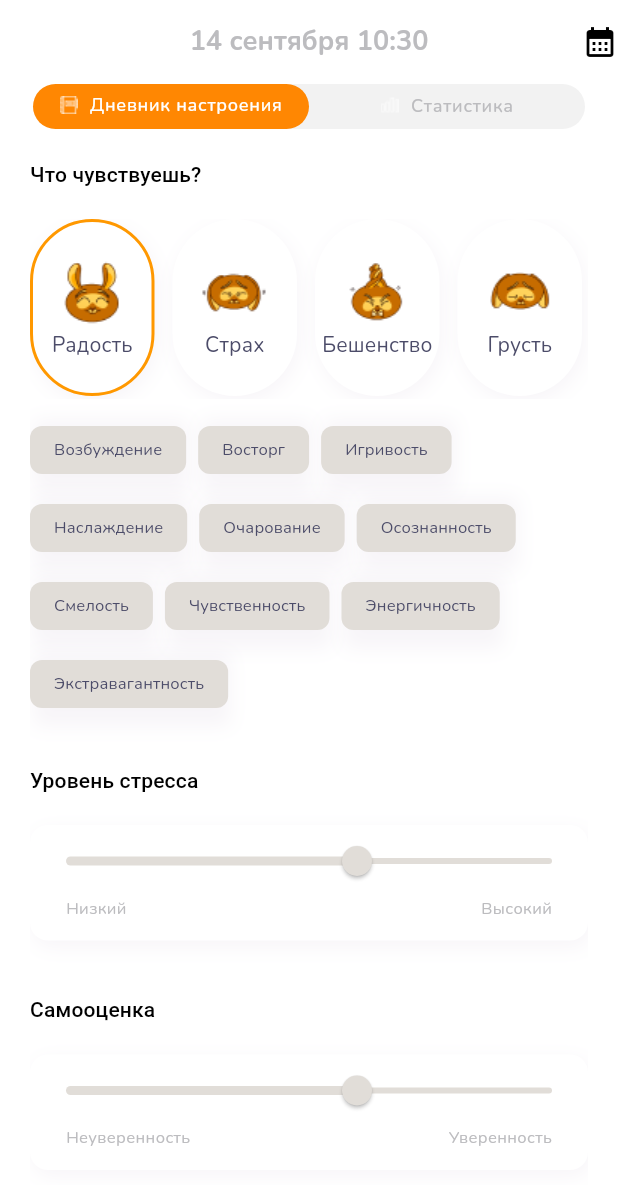
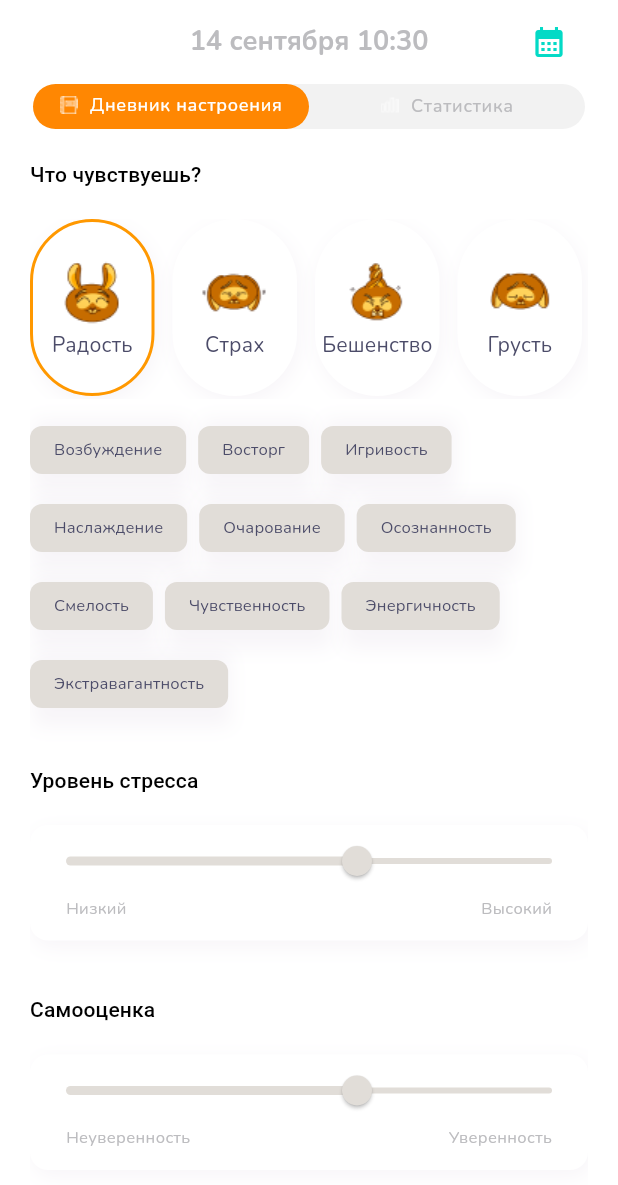
Before and after one commit to gabralava/tz, a Flutter app: the screen it shows after launch, after a tap on "Радость", on a phone screen of 412 x 824 dp. Shown: the top 1185 px of the screen. Run offline on Flutter 3.47's test engine with Material 3 defaults, Android fonts, the phone set to English and light mode, and no system bars.

Commit message:
Сделал динамичное обновление времени

```diff
--- a/lib/presentation/ui/custom_tab_bar.dart
+++ b/lib/presentation/ui/custom_tab_bar.dart
@@ -1,6 +1,8 @@
 import 'package:flutter/material.dart';
+import 'package:tz/presentation/screens/calendar_screen.dart';
 import 'package:tz/presentation/screens/home_screen.dart';
 import 'package:tz/presentation/screens/statistics_screen.dart';
+import 'package:tz/service/check_time.dart';
 import 'package:tz/service/date_convert.dart';
 
 class CustomTabBar extends StatelessWidget {
@@ -12,12 +14,27 @@ class CustomTabBar extends StatelessWidget {
       length: 2,
       child: Scaffold(
         appBar: AppBar(
-          title: Text(
-            convertDate(),
-            style: Theme.of(context).textTheme.headlineLarge,
+          // Создаем поток, в котором проверяем изменилось ли время
+          title: StreamBuilder(
+            stream: timeStream(),
+            initialData: convertDate(),
+            builder: (context, snapshot){
+              return Text(snapshot.data ?? '', style: Theme.of(context).textTheme.headlineLarge,);
+            }
           ),
           centerTitle: true,
-          actions: const [Icon(Icons.calendar_month)],
+          actions: [
+            Padding(
+              padding: EdgeInsets.only(right: 22),
+              child: IconButton(
+                onPressed: () {
+                  Navigator.push(context,
+                      MaterialPageRoute(builder: (context) => const CalendarScreen()));
+                },
+                icon: Icon(Icons.calendar_month, size: 24, color: Theme.of(context).colorScheme.secondary,),
+              ),
+            )
+          ],
           bottom: PreferredSize(
             preferredSize: Size.fromHeight(30),
             child: Container(
@@ -42,7 +59,9 @@ class CustomTabBar extends StatelessWidget {
                       mainAxisAlignment: MainAxisAlignment.center,
                       children: [
                         Image.asset('assets/icons/1.png'),
-                        SizedBox(width: 8,),
+                        SizedBox(
+                          width: 8,
+                        ),
                         Text(
                           'Дневник настроения',
                         )
@@ -53,9 +72,16 @@ class CustomTabBar extends StatelessWidget {
                     child: Row(
                       mainAxisAlignment: MainAxisAlignment.center,
                       children: [
-                        Image.asset('assets/icons/2.png', color: Colors.white,),
-                        SizedBox(width: 8,),
-                        Text('Статистика',)
+                        Image.asset(
+                          'assets/icons/2.png',
+                          color: Colors.white,
+                        ),
+                        SizedBox(
+                          width: 8,
+                        ),
+                        Text(
+                          'Статистика',
+                        )
                       ],
                     ),
                   )
--- /dev/null
+++ b/lib/service/check_time.dart
@@ -0,0 +1,8 @@
+import 'package:tz/service/date_convert.dart';
+
+Stream<String> timeStream() async* {
+  while(true) {
+    await Future.delayed(Duration(seconds: 1));
+    yield convertDate();
+  }
+}
--- a/lib/service/date_convert.dart
+++ b/lib/service/date_convert.dart
@@ -3,47 +3,8 @@ String convertDate(){
   int currentMonth = DateTime.now().month;
   String currentHour = DateTime.now().hour.toString().padLeft(2, '0');
   String currentMinute = DateTime.now().minute.toString().padLeft(2, '0');
-  String result = '';
+  List<String> listOfDays = ['января', 'февраля', 'марта', 'апреля', 'мая', 'июня', 'июля', 'авгутса', 'сентября', 'октября', 'ноября', 'декабря'];
 
-  switch (currentMonth) {
-    case 1:
-      result = '$resultянваря';
-      break;
-    case 2:
-      result = '$resultфевраля';
-      break;
-    case 3:
-      result = '$resultмарта';
-      break;
-    case 4:
-      result = '$resultапреля';
-      break;
-    case 5:
-      result = '$resultмая';
-      break;
-    case 6:
-      result = '$resultиюня';
-      break;
-    case 7:
-      result = '$resultиюля';
-      break;
-    case 8:
-      result = '$resultавгуста';
-      break;
-    case 9:
-      result = '$resultсентября';
-      break;
-    case 10:
-      result = '$resultоктября';
-      break;
-    case 11:
-      result = '$resultноября';
-      break;
-    case 12:
-      result = '$resultдекабря';
-      break;
-  }
-
-  return '$currentDay $result $currentHour:$currentMinute';
+  return '$currentDay ${listOfDays[currentMonth - 1]} $currentHour:$currentMinute';
 
 }
```
